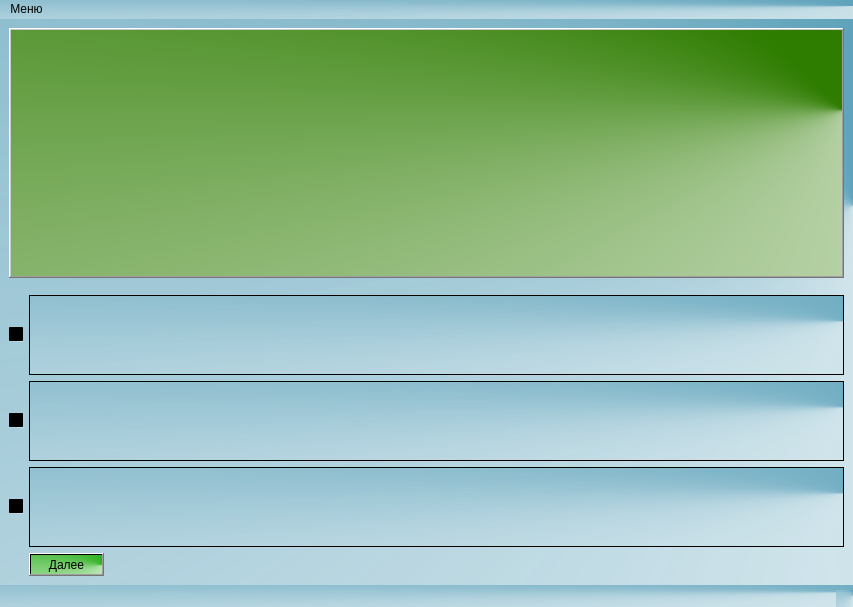
meteoaza/Testing_application, file Test_design.ui: the form before one commit.
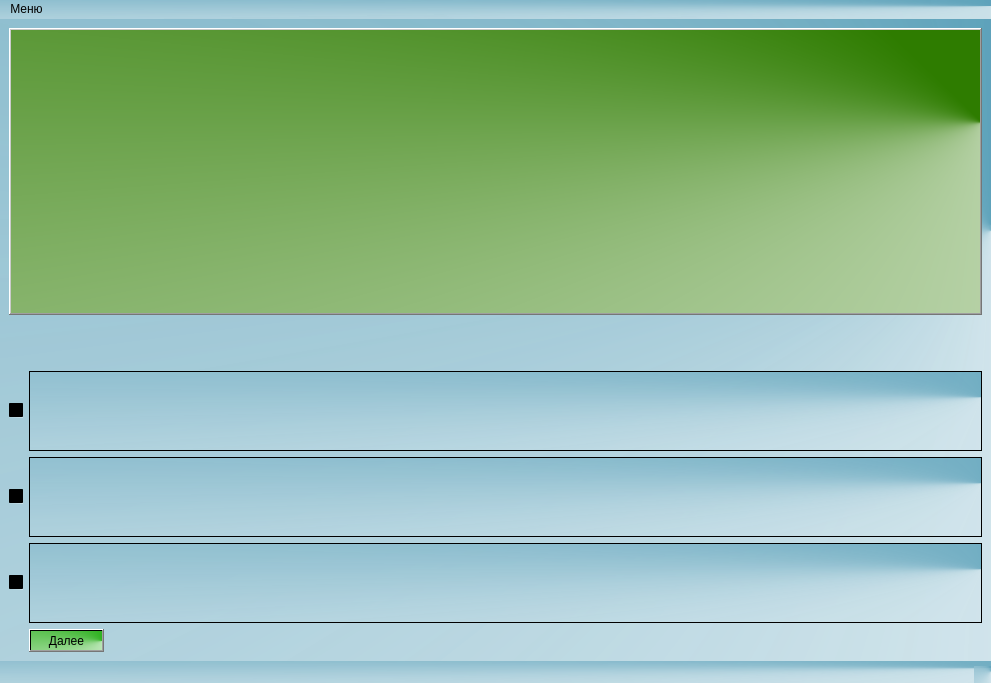
The form after the commit.

The edit to the form file:
```diff
--- a/Test_design.ui
+++ b/Test_design.ui
@@ -6,8 +6,8 @@
    <rect>
     <x>0</x>
     <y>0</y>
-    <width>853</width>
-    <height>607</height>
+    <width>991</width>
+    <height>683</height>
    </rect>
   </property>
   <property name="sizePolicy">
@@ -82,7 +82,7 @@
          <bool>true</bool>
         </property>
         <property name="sizePolicy">
-         <sizepolicy hsizetype="Expanding" vsizetype="Fixed">
+         <sizepolicy hsizetype="Expanding" vsizetype="Expanding">
           <horstretch>0</horstretch>
           <verstretch>0</verstretch>
          </sizepolicy>
@@ -95,7 +95,8 @@
         </property>
         <property name="font">
          <font>
-          <pointsize>20</pointsize>
+          <family>Arial Rounded MT Bold</family>
+          <pointsize>25</pointsize>
           <weight>75</weight>
           <bold>true</bold>
          </font>
@@ -109,11 +110,20 @@
         <property name="frameShadow">
          <enum>QFrame::Raised</enum>
         </property>
+        <property name="sizeAdjustPolicy">
+         <enum>QAbstractScrollArea::AdjustToContentsOnFirstShow</enum>
+        </property>
+        <property name="autoFormatting">
+         <set>QTextEdit::AutoAll</set>
+        </property>
+        <property name="lineWrapMode">
+         <enum>QTextEdit::WidgetWidth</enum>
+        </property>
         <property name="html">
          <string>&lt;!DOCTYPE HTML PUBLIC &quot;-//W3C//DTD HTML 4.0//EN&quot; &quot;http://www.w3.org/TR/REC-html40/strict.dtd&quot;&gt;
 &lt;html&gt;&lt;head&gt;&lt;meta name=&quot;qrichtext&quot; content=&quot;1&quot; /&gt;&lt;style type=&quot;text/css&quot;&gt;
 p, li { white-space: pre-wrap; }
-&lt;/style&gt;&lt;/head&gt;&lt;body style=&quot; font-family:'Noto Sans'; font-size:20pt; font-weight:600; font-style:normal;&quot;&gt;
+&lt;/style&gt;&lt;/head&gt;&lt;body style=&quot; font-family:'Arial Rounded MT Bold'; font-size:25pt; font-weight:600; font-style:normal;&quot;&gt;
 &lt;p style=&quot;-qt-paragraph-type:empty; margin-top:0px; margin-bottom:0px; margin-left:0px; margin-right:0px; -qt-block-indent:0; text-indent:0px; font-family:'MS Shell Dlg 2'; font-size:15pt;&quot;&gt;&lt;br /&gt;&lt;/p&gt;&lt;/body&gt;&lt;/html&gt;</string>
         </property>
        </widget>
@@ -153,7 +163,8 @@
         </property>
         <property name="font">
          <font>
-          <pointsize>12</pointsize>
+          <family>Times New Roman</family>
+          <pointsize>14</pointsize>
           <weight>75</weight>
           <bold>true</bold>
          </font>
@@ -195,7 +206,8 @@
         </property>
         <property name="font">
          <font>
-          <pointsize>12</pointsize>
+          <family>Times New Roman</family>
+          <pointsize>14</pointsize>
           <weight>75</weight>
           <bold>true</bold>
          </font>
@@ -237,7 +249,8 @@
         </property>
         <property name="font">
          <font>
-          <pointsize>12</pointsize>
+          <family>Times New Roman</family>
+          <pointsize>14</pointsize>
           <weight>75</weight>
           <bold>true</bold>
          </font>
@@ -253,8 +266,8 @@
     <rect>
      <x>0</x>
      <y>0</y>
-     <width>853</width>
-     <height>30</height>
+     <width>991</width>
+     <height>21</height>
     </rect>
    </property>
    <widget class="QMenu" name="menu">
```
